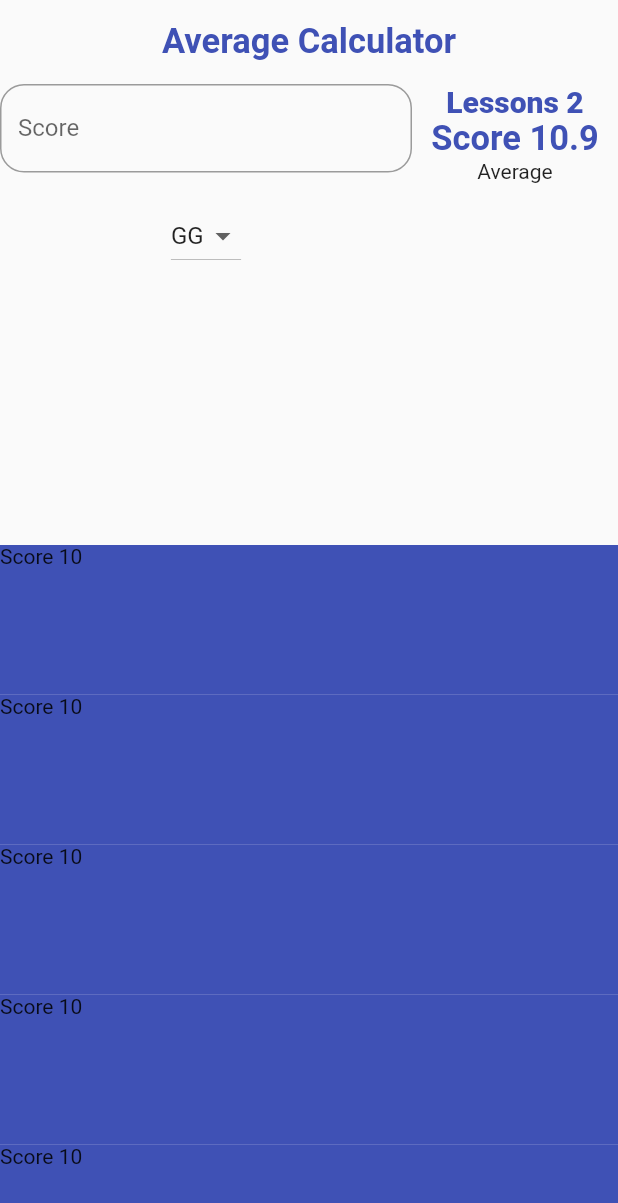
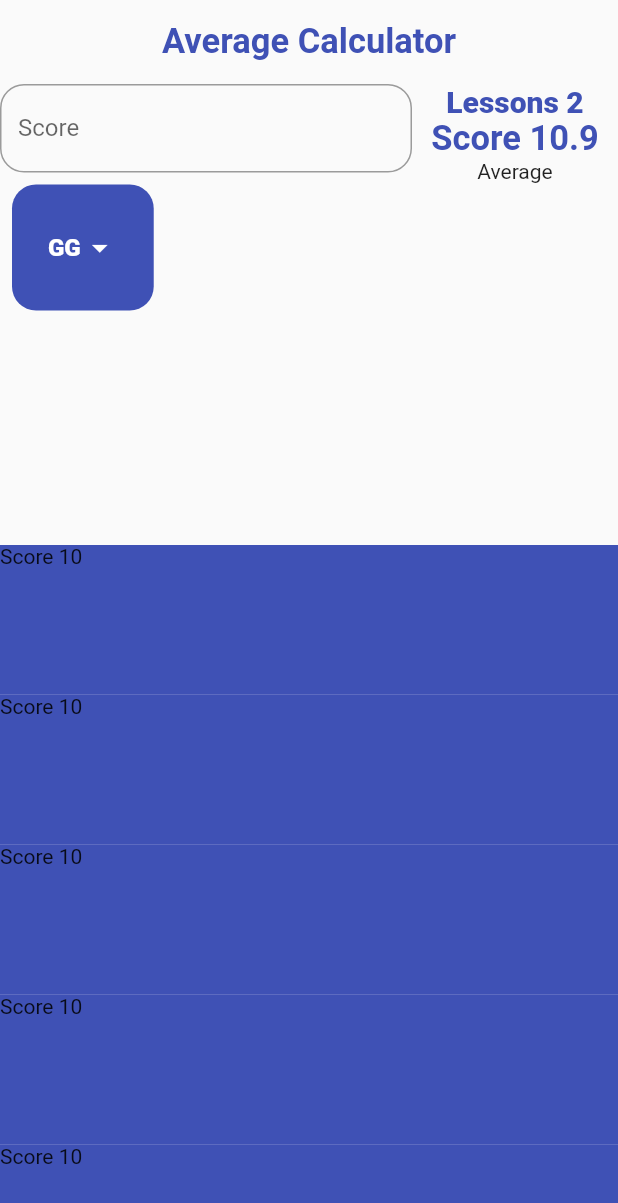
Before and after one commit to AliAltiyev/average_score, a Flutter app: the screen it shows after launch, on a phone screen of 412 x 824 dp. Shown: the top 1203 px of the screen. Run offline on Flutter 3.47's test engine with Material 2 defaults, Android fonts, the phone set to English and light mode, and no system bars; our stand-ins replace google_fonts; Roboto replaces fonts that are missing (Acme, Asap).

Commit message:
change DropdownButton style

```diff
--- a/lib/constants/constants.dart
+++ b/lib/constants/constants.dart
@@ -9,4 +9,8 @@ class AppConstants {
 
   static final TextStyle lessonsTextStyle =
   GoogleFonts.acme(fontSize: 20, fontWeight: FontWeight.w900,color: mainColor);
+
+
+  static final TextStyle dropDownItemStyle =
+  GoogleFonts.asap(fontSize: 16, fontWeight: FontWeight.w900,color: Colors.white);
 }
--- a/lib/data/drop_down_data.dart
+++ b/lib/data/drop_down_data.dart
@@ -1,3 +1,4 @@
+import 'package:average_score/constants/constants.dart';
 import 'package:flutter/material.dart';
 
 class DropDownData {
@@ -40,7 +41,7 @@ class DropDownData {
   static List<DropdownMenuItem<double>> createDropDownItem() {
     return scoreRangeList
         .map((value) => DropdownMenuItem(
-            value: convertScoresToNumber(value), child: Text(value.toString())))
+            value: convertScoresToNumber(value), child: Text(value.toString(),style: AppConstants.dropDownItemStyle,)))
         .toList();
   }
 }
--- a/lib/pages/calculate_avarage_score_page.dart
+++ b/lib/pages/calculate_avarage_score_page.dart
@@ -59,6 +59,8 @@ class _CalculateAverageScorePageState extends State<CalculateAverageScorePage> {
     return Expanded(
       flex: 2,
       child: Column(
+        mainAxisAlignment: MainAxisAlignment.start,
+        crossAxisAlignment: CrossAxisAlignment.start,
         children: [
           Form(
               key: formKey,
@@ -71,10 +73,16 @@ class _CalculateAverageScorePageState extends State<CalculateAverageScorePage> {
                             const BorderSide(color: AppConstants.mainColor),
                         borderRadius: BorderRadius.circular(16))),
               )),
-          Container(
+          Padding(
+            padding: const EdgeInsets.all(8.0),
+            child: Container(
               padding: const EdgeInsets.symmetric(vertical: 18, horizontal: 24),
-            decoration: BoxDecoration(borderRadius: BorderRadius.circular(16)),
+
+              decoration: BoxDecoration(borderRadius: BorderRadius.circular(16),color: AppConstants.mainColor),
               child: DropdownButton<double>(
+              underline: Container(),
+                dropdownColor: AppConstants.mainColor.shade900,
+                iconEnabledColor: Colors.white,
                 value: dropDownValue,
                 elevation: 16,
                 items: DropDownData.createDropDownItem(),
@@ -85,6 +93,7 @@ class _CalculateAverageScorePageState extends State<CalculateAverageScorePage> {
                   });
                 },
               ),
+            ),
           )
         ],
       ),
```
Lines whose indentation alone changed are shown as unchanged.
